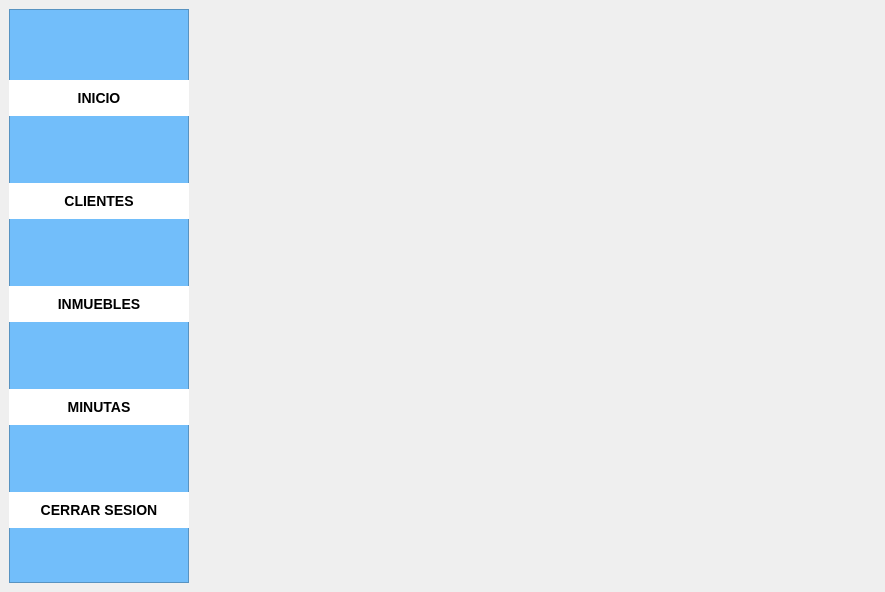
Old version of the form ui/menu.ui in the repository FacuMillo35/digitalizacion_minutas.
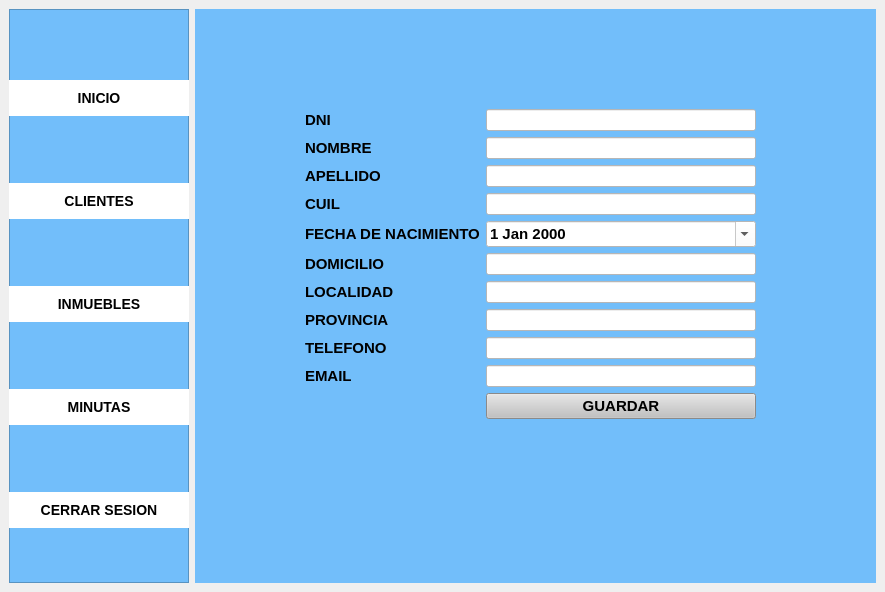
New version of the form. The open tabs and pages were chosen to show the change.

Commit message: Agregue la funcion de agregar personas/clientes

```diff
--- a/ui/menu.ui
+++ b/ui/menu.ui
@@ -238,12 +238,279 @@
      </widget>
     </item>
     <item>
-     <widget class="QStackedWidget" name="contendor_paginas">
+     <widget class="QStackedWidget" name="contenedor_paginas">
+      <property name="styleSheet">
+       <string notr="true">background-color: rgb(114, 190, 250);</string>
+      </property>
       <property name="currentIndex">
        <number>0</number>
       </property>
       <widget class="QWidget" name="INICIO"/>
-      <widget class="QWidget" name="CLIENTES"/>
+      <widget class="QWidget" name="CLIENTES">
+       <widget class="QWidget" name="layoutWidget">
+        <property name="geometry">
+         <rect>
+          <x>110</x>
+          <y>100</y>
+          <width>451</width>
+          <height>327</height>
+         </rect>
+        </property>
+        <layout class="QFormLayout" name="formLayout">
+         <item row="0" column="0">
+          <widget class="QLabel" name="label">
+           <property name="font">
+            <font>
+             <pointsize>11</pointsize>
+             <weight>75</weight>
+             <bold>true</bold>
+            </font>
+           </property>
+           <property name="text">
+            <string>DNI</string>
+           </property>
+          </widget>
+         </item>
+         <item row="0" column="1">
+          <widget class="QLineEdit" name="txt_dni">
+           <property name="styleSheet">
+            <string notr="true">background-color: rgb(255, 255, 255);
+color: rgb(0, 0, 0);</string>
+           </property>
+           <property name="text">
+            <string/>
+           </property>
+          </widget>
+         </item>
+         <item row="1" column="0">
+          <widget class="QLabel" name="label_2">
+           <property name="font">
+            <font>
+             <pointsize>11</pointsize>
+             <weight>75</weight>
+             <bold>true</bold>
+            </font>
+           </property>
+           <property name="text">
+            <string>NOMBRE</string>
+           </property>
+          </widget>
+         </item>
+         <item row="1" column="1">
+          <widget class="QLineEdit" name="txt_nombre">
+           <property name="styleSheet">
+            <string notr="true">background-color: rgb(255, 255, 255);
+color: rgb(0, 0, 0);</string>
+           </property>
+          </widget>
+         </item>
+         <item row="2" column="0">
+          <widget class="QLabel" name="label_3">
+           <property name="font">
+            <font>
+             <pointsize>11</pointsize>
+             <weight>75</weight>
+             <bold>true</bold>
+            </font>
+           </property>
+           <property name="text">
+            <string>APELLIDO</string>
+           </property>
+          </widget>
+         </item>
+         <item row="2" column="1">
+          <widget class="QLineEdit" name="txt_apellido">
+           <property name="styleSheet">
+            <string notr="true">background-color: rgb(255, 255, 255);
+color: rgb(0, 0, 0);</string>
+           </property>
+          </widget>
+         </item>
+         <item row="3" column="0">
+          <widget class="QLabel" name="label_4">
+           <property name="font">
+            <font>
+             <pointsize>11</pointsize>
+             <weight>75</weight>
+             <bold>true</bold>
+            </font>
+           </property>
+           <property name="text">
+            <string>CUIL</string>
+           </property>
+          </widget>
+         </item>
+         <item row="3" column="1">
+          <widget class="QLineEdit" name="txt_cuil">
+           <property name="styleSheet">
+            <string notr="true">background-color: rgb(255, 255, 255);
+color: rgb(0, 0, 0);</string>
+           </property>
+          </widget>
+         </item>
+         <item row="10" column="1">
+          <widget class="QPushButton" name="btn_guardar_cliente">
+           <property name="font">
+            <font>
+             <pointsize>11</pointsize>
+             <weight>75</weight>
+             <bold>true</bold>
+            </font>
+           </property>
+           <property name="styleSheet">
+            <string notr="true">background-color: rgb(193, 193, 193);
+color: rgb(0, 0, 0);</string>
+           </property>
+           <property name="text">
+            <string>GUARDAR</string>
+           </property>
+          </widget>
+         </item>
+         <item row="4" column="1">
+          <widget class="QDateEdit" name="txt_fecha_nac">
+           <property name="font">
+            <font>
+             <pointsize>11</pointsize>
+             <weight>75</weight>
+             <bold>true</bold>
+            </font>
+           </property>
+           <property name="styleSheet">
+            <string notr="true">background-color: rgb(255, 255, 255);
+color: rgb(0, 0, 0);</string>
+           </property>
+           <property name="calendarPopup">
+            <bool>true</bool>
+           </property>
+          </widget>
+         </item>
+         <item row="5" column="1">
+          <widget class="QLineEdit" name="txt_domicilio">
+           <property name="styleSheet">
+            <string notr="true">background-color: rgb(255, 255, 255);
+color: rgb(0, 0, 0);</string>
+           </property>
+          </widget>
+         </item>
+         <item row="6" column="1">
+          <widget class="QLineEdit" name="txt_localidad">
+           <property name="styleSheet">
+            <string notr="true">background-color: rgb(255, 255, 255);
+color: rgb(0, 0, 0);</string>
+           </property>
+          </widget>
+         </item>
+         <item row="7" column="1">
+          <widget class="QLineEdit" name="txt_provincia">
+           <property name="styleSheet">
+            <string notr="true">background-color: rgb(255, 255, 255);
+color: rgb(0, 0, 0);</string>
+           </property>
+          </widget>
+         </item>
+         <item row="8" column="1">
+          <widget class="QLineEdit" name="txt_telefono">
+           <property name="styleSheet">
+            <string notr="true">background-color: rgb(255, 255, 255);
+color: rgb(0, 0, 0);</string>
+           </property>
+          </widget>
+         </item>
+         <item row="9" column="1">
+          <widget class="QLineEdit" name="txt_email">
+           <property name="styleSheet">
+            <string notr="true">background-color: rgb(255, 255, 255);
+color: rgb(0, 0, 0);</string>
+           </property>
+          </widget>
+         </item>
+         <item row="4" column="0">
+          <widget class="QLabel" name="label_5">
+           <property name="font">
+            <font>
+             <pointsize>11</pointsize>
+             <weight>75</weight>
+             <bold>true</bold>
+            </font>
+           </property>
+           <property name="text">
+            <string>FECHA DE NACIMIENTO</string>
+           </property>
+          </widget>
+         </item>
+         <item row="5" column="0">
+          <widget class="QLabel" name="label_6">
+           <property name="font">
+            <font>
+             <pointsize>11</pointsize>
+             <weight>75</weight>
+             <bold>true</bold>
+            </font>
+           </property>
+           <property name="text">
+            <string>DOMICILIO</string>
+           </property>
+          </widget>
+         </item>
+         <item row="6" column="0">
+          <widget class="QLabel" name="label_7">
+           <property name="font">
+            <font>
+             <pointsize>11</pointsize>
+             <weight>75</weight>
+             <bold>true</bold>
+            </font>
+           </property>
+           <property name="text">
+            <string>LOCALIDAD</string>
+           </property>
+          </widget>
+         </item>
+         <item row="7" column="0">
+          <widget class="QLabel" name="label_8">
+           <property name="font">
+            <font>
+             <pointsize>11</pointsize>
+             <weight>75</weight>
+             <bold>true</bold>
+            </font>
+           </property>
+           <property name="text">
+            <string>PROVINCIA</string>
+           </property>
+          </widget>
+         </item>
+         <item row="8" column="0">
+          <widget class="QLabel" name="label_9">
+           <property name="font">
+            <font>
+             <pointsize>11</pointsize>
+             <weight>75</weight>
+             <bold>true</bold>
+            </font>
+           </property>
+           <property name="text">
+            <string>TELEFONO</string>
+           </property>
+          </widget>
+         </item>
+         <item row="9" column="0">
+          <widget class="QLabel" name="label_10">
+           <property name="font">
+            <font>
+             <pointsize>11</pointsize>
+             <weight>75</weight>
+             <bold>true</bold>
+            </font>
+           </property>
+           <property name="text">
+            <string>EMAIL</string>
+           </property>
+          </widget>
+         </item>
+        </layout>
+       </widget>
+      </widget>
       <widget class="QWidget" name="INMUEBLES"/>
       <widget class="QWidget" name="MINUTAS"/>
      </widget>
```
Left out of the diff: 2 changed lines with no effect on the pictures. The commit also changes 2 other files.
